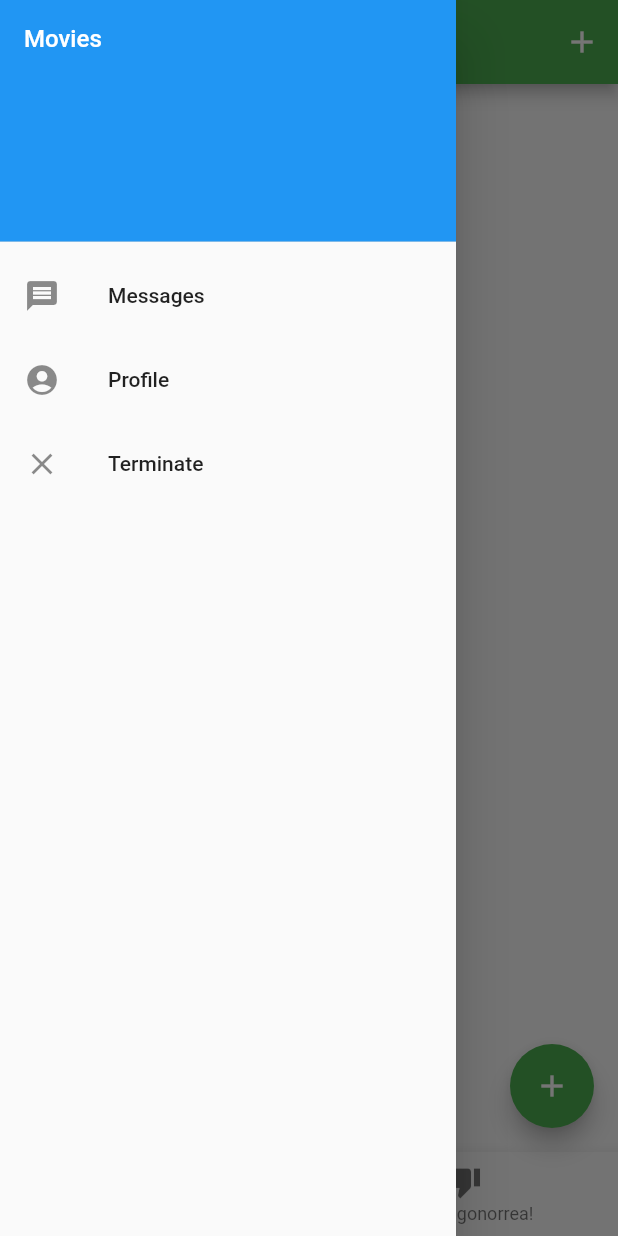
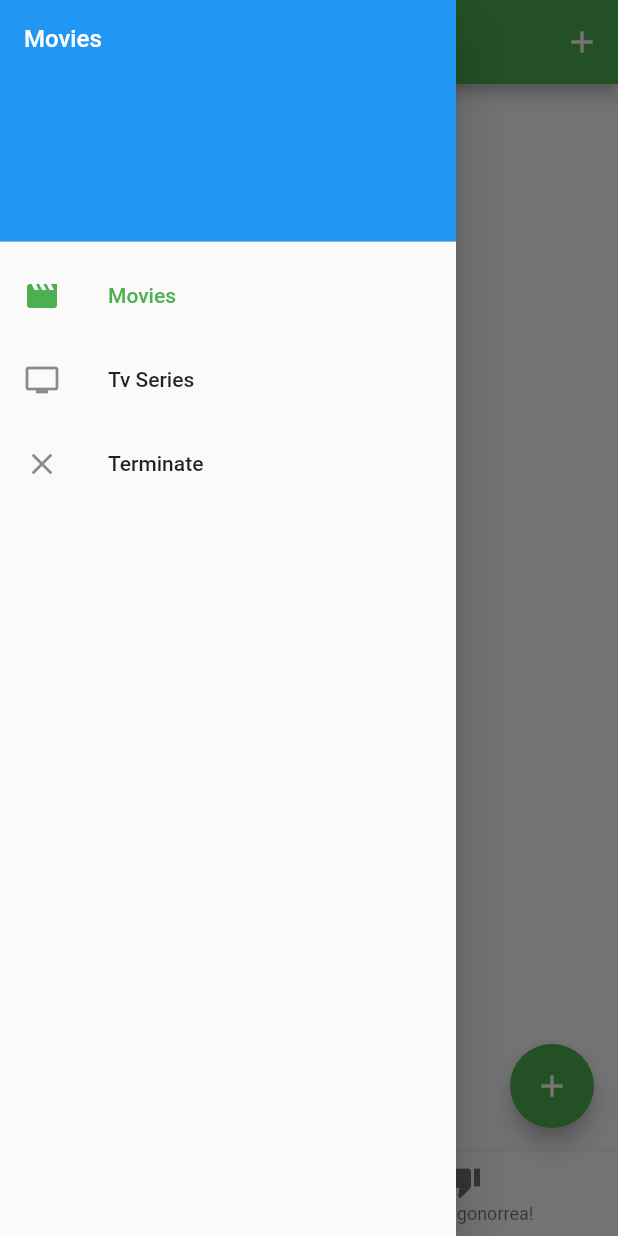
Before and after one commit to yeison34k/RT4FLTR, a Flutter app: the screen it shows after launch, with the side drawer open, on a phone screen of 412 x 824 dp. Run offline on Flutter 3.47's test engine with Material 2 defaults, Android fonts, the phone set to English and light mode, and no system bars; network calls fail.

Commit message:
mejoras en drawer

```diff
--- a/lib/common/mediaProvider.dart
+++ b/lib/common/mediaProvider.dart
@@ -2,13 +2,10 @@ import 'dart:async';
 
 import 'package:pelis/model/media.dart';
 import 'package:pelis/http/httpHandler.dart';
-import 'package:http/http.dart' as http;
 
 abstract class MediaProvider {
-
   Future<List<Media>> fetchMedia();
 }
-
 
 class Movies extends MediaProvider{
 
@@ -20,7 +17,7 @@ class Movies extends MediaProvider{
   }
 }
 
-class tvSeries extends MediaProvider{
+class TvSeries extends MediaProvider{
 
   @override
   Future<List<Media>> fetchMedia() {
@@ -29,3 +26,4 @@ class tvSeries extends MediaProvider{
     return _client.fechTvSeries();
   }
 }
+enum MediaType { movie, tv}
--- a/lib/http/httpHandler.dart
+++ b/lib/http/httpHandler.dart
@@ -2,6 +2,7 @@ import 'dart:async';
 import 'dart:convert';
 import 'package:http/http.dart' as http;
 import 'package:pelis/common/constants.dart';
+import 'package:pelis/common/mediaProvider.dart';
 import 'package:pelis/model/media.dart';
 
 class HttpHandler {
@@ -25,7 +26,7 @@ class HttpHandler {
         {'api_key': API_KEY, 'page': "1", 'languaje': _languaje});
 
     return getUrl(uri).then(
-        ((data) => data["results"].map<Media>((item) => new Media(item)).toList()));
+        ((data) => data["results"].map<Media>((item) => new Media(item, MediaType.movie)).toList()));
   }
 
   Future<List<Media>> fechTvSeries() {
@@ -33,7 +34,7 @@ class HttpHandler {
         {'api_key': API_KEY, 'page': "1", 'languaje': _languaje});
 
     return getUrl(uri).then(
-        ((data) => data["results"].map<Media>((item) => new Media(item)).toList()));
+        ((data) => data["results"].map<Media>((item) => new Media(item, MediaType.tv)).toList()));
   }
 
 }
--- a/lib/main.dart
+++ b/lib/main.dart
@@ -1,4 +1,5 @@
 import 'package:flutter/material.dart';
+import 'package:pelis/common/mediaProvider.dart';
 import 'package:pelis/widget/DrawerMovies.dart';
 import 'package:pelis/widget/mediaList.dart';
 void main() => runApp(MyApp());
--- a/lib/model/media.dart
+++ b/lib/model/media.dart
@@ -1,5 +1,6 @@
 import 'package:pelis/common/generesUtil.dart';
 import 'package:pelis/common/imageUtil.dart';
+import 'package:pelis/common/mediaProvider.dart';
 
 class Media {
   int id;
@@ -24,17 +25,17 @@ class Media {
     return 0;
   }
 
-  factory Media(Map jsonMap) {
-    return Media.deserialize(jsonMap);
+  factory Media(Map jsonMap, MediaType mediaType) {
+    return Media.deserialize(jsonMap, mediaType);
   }
 
-  Media.deserialize(Map json)
+  Media.deserialize(Map json, MediaType mediaType)
       : this.id = json["id"].toInt(),
         this.voteAverage = json["vote_average"].toDouble(),
         this.title = json["title"],
         this.posterPath = json["poster_path"] ?? "",
         this.backDropPath = json["backdrop_path"] ?? "",
         this.overview = json["overview"],
-        this.releaseDate = json["release_date"],
+        this.releaseDate = json[mediaType == MediaType.movie ? "release_date" : "first_air_date"],
         this.genereIds = json["genre_ids"];
 }
--- a/lib/widget/DrawerMovies.dart
+++ b/lib/widget/DrawerMovies.dart
@@ -1,12 +1,33 @@
 import 'package:flutter/material.dart';
+import 'package:pelis/common/mediaProvider.dart';
 
 // ignore: must_be_immutable
-class DrawerMovies extends StatelessWidget {
+class DrawerMovies extends StatefulWidget {
   BuildContext parentContext;
 
   DrawerMovies(BuildContext parentContext) {
     this.parentContext = parentContext;
   }
+
+  @override
+  _DrawerMoviesState createState() => _DrawerMoviesState();
+}
+
+class _DrawerMoviesState extends State<DrawerMovies> {
+  final MediaProvider mediaProvider = new Movies();
+
+  final MediaProvider tvProvider = new TvSeries();
+
+  MediaType mediaType = MediaType.movie;
+
+  _changeMediaType(MediaType media) {
+    if (media != mediaType) {
+      setState(() {
+        mediaType = media;
+      });
+    }
+  }
+
   @override
   Widget build(BuildContext context) {
     return Drawer(
@@ -24,18 +45,24 @@ class DrawerMovies extends StatelessWidget {
         ),
       ),
       ListTile(
-            leading: Icon(Icons.message),
-            title: Text('Messages'),
-          ),
+          selected: mediaType == MediaType.movie,
+          leading: Icon(Icons.movie),
+          title: Text('Movies'),
+          onTap: () {
+            _changeMediaType(MediaType.movie);
+          }),
       ListTile(
-            leading: Icon(Icons.account_circle),
-            title: Text('Profile'),
-          ),
+          selected: mediaType == MediaType.tv,
+          leading: Icon(Icons.tv),
+          title: Text('Tv Series'),
+          onTap: () {
+            _changeMediaType(MediaType.tv);
+          }),
       ListTile(
         leading: Icon(Icons.close),
         title: Text('Terminate'),
         onTap: () {
-              Navigator.pop(parentContext);
+          Navigator.pop(widget.parentContext);
         },
       )
     ]));
```
Lines whose indentation alone changed are shown as unchanged.
